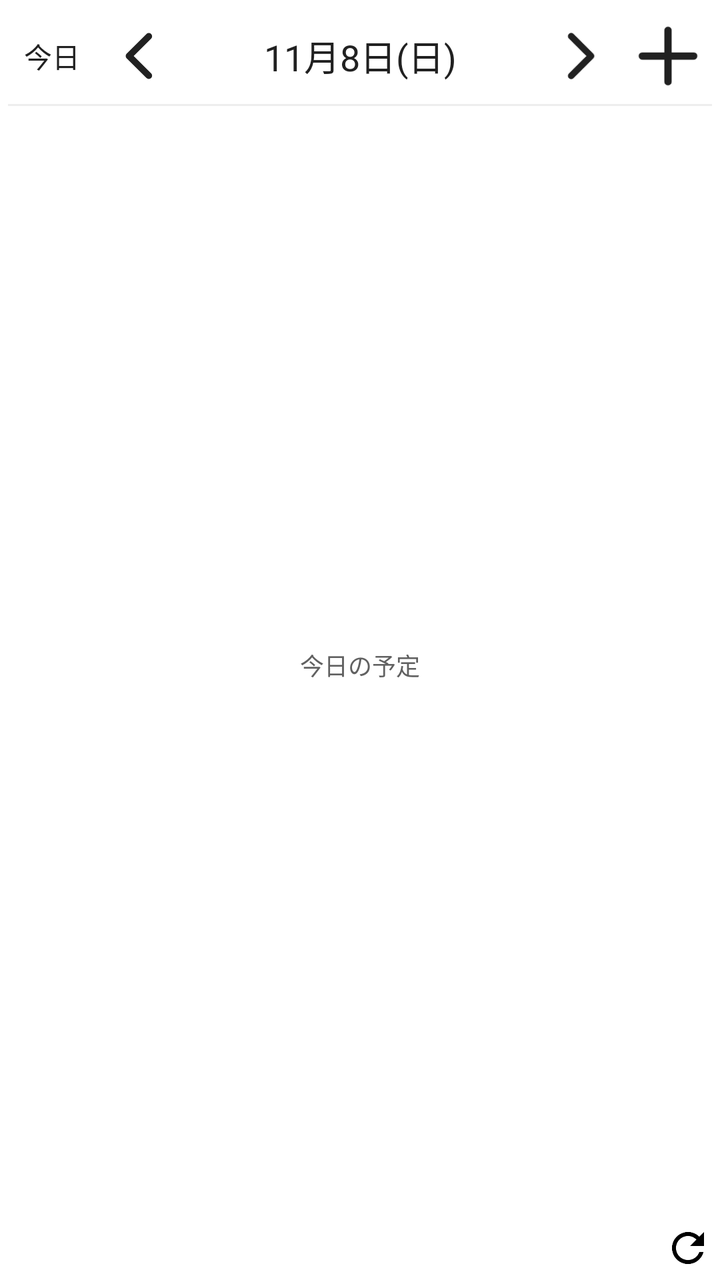
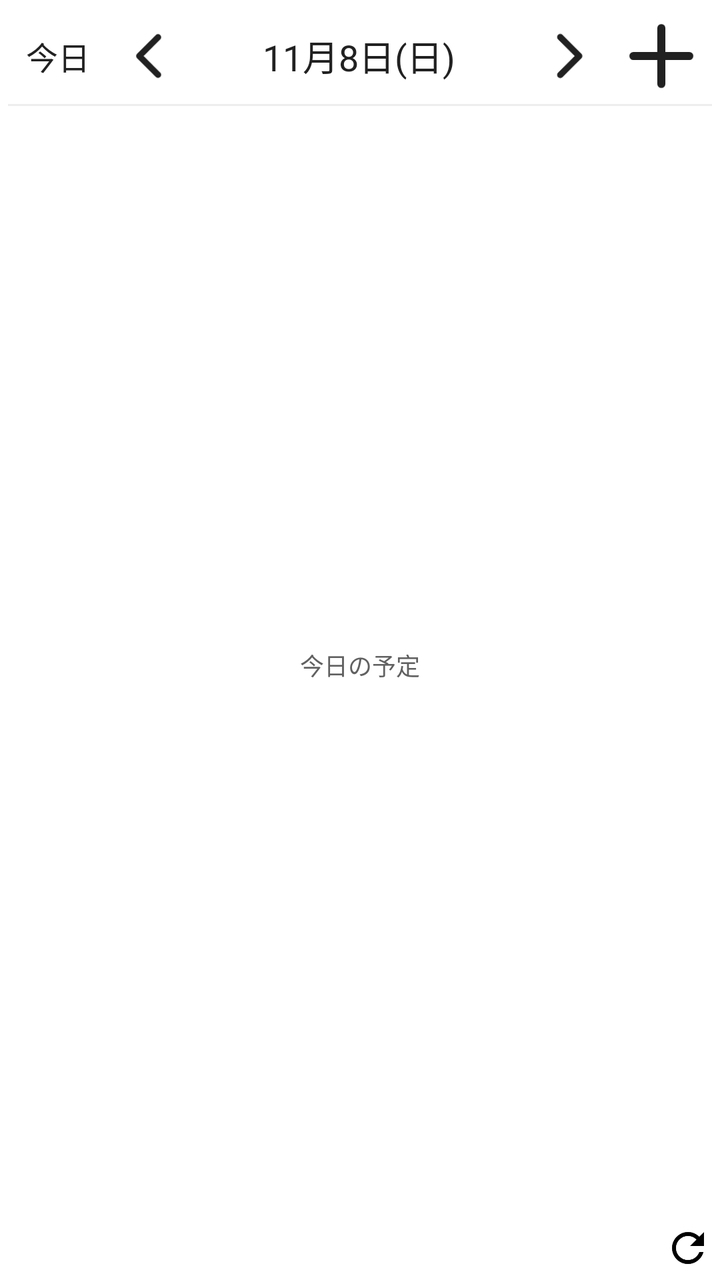

Before-and-after screenshots of an Android layout around one commit, followed by the original layout XML and the change that was made.
<!-- AndroidManifest.xml: fallback theme Theme.MaterialComponents.DayNight.NoActionBar -->
<!-- res/layout/daily_calendar_widget_loading.xml -->
<?xml version="1.0" encoding="utf-8"?>
<FrameLayout xmlns:android="http://schemas.android.com/apk/res/android"
    android:layout_width="match_parent" android:layout_height="match_parent"
    android:background="@drawable/calendar_widget_background" android:padding="4dp">
    <LinearLayout android:id="@+id/calendar_content" android:layout_width="match_parent"
        android:layout_height="match_parent" android:orientation="vertical">
        <LinearLayout android:id="@+id/daily_compact_header" android:layout_width="match_parent"
            android:layout_height="24dp" android:visibility="gone" android:gravity="center_vertical">
            <TextView android:id="@+id/daily_compact_date" android:layout_width="0dp" android:layout_weight="1"
                android:layout_height="match_parent" android:gravity="center" android:maxLines="1"
                android:textSize="14sp" android:textColor="#212121" android:ellipsize="end"/>
            <ImageView android:id="@+id/daily_compact_refresh" android:layout_width="24dp" android:layout_height="match_parent"
                android:scaleType="fitCenter" android:src="@drawable/ic_widget_refresh" android:contentDescription="更新"/>
        </LinearLayout>
        <LinearLayout android:id="@+id/daily_navigation" android:layout_width="match_parent" android:layout_height="wrap_content" android:minHeight="48dp"
            android:gravity="center_vertical" android:baselineAligned="false">
            <TextView android:id="@+id/calendar_today" android:layout_width="0dp" android:layout_weight="1" android:layout_height="match_parent"
                android:gravity="center" android:includeFontPadding="false" android:text="今日" android:textSize="14sp" android:textColor="#212121"/>
            <ImageView android:id="@+id/calendar_previous" android:layout_width="0dp" android:layout_weight="1" android:layout_height="match_parent"
                android:scaleType="fitCenter" android:src="@drawable/calendar_widget_previous" android:contentDescription="前日"/>
            <TextView android:id="@+id/calendar_selected_date" android:text="11月8日(日)" android:layout_width="0dp" android:layout_weight="4"
                android:layout_height="match_parent" android:gravity="center" android:includeFontPadding="false"
                android:textSize="18sp" android:textColor="#212121" android:maxLines="1" android:ellipsize="end"/>
            <ImageView android:id="@+id/calendar_next" android:layout_width="0dp" android:layout_weight="1" android:layout_height="match_parent"
                android:scaleType="fitCenter" android:src="@drawable/calendar_widget_next" android:contentDescription="翌日"/>
            <ImageView android:id="@+id/calendar_add" android:layout_width="0dp" android:layout_weight="1" android:layout_height="match_parent"
                android:scaleType="fitCenter" android:src="@drawable/calendar_widget_add" android:contentDescription="予定を追加"/>
        </LinearLayout>
        <TextView android:layout_width="match_parent" android:layout_height="1dp" android:background="#EEEEEE"/>
        <FrameLayout android:layout_width="match_parent" android:layout_height="0dp" android:layout_weight="1">
            <ListView android:id="@+id/calendar_events" android:layout_width="match_parent" android:layout_height="match_parent"
                android:divider="@android:color/transparent" android:dividerHeight="0dp" android:scrollbars="vertical"/>
            <TextView android:id="@+id/calendar_empty" android:text="今日の予定" android:layout_width="match_parent" android:layout_height="match_parent"
                android:gravity="center" android:textSize="12sp" android:textColor="#616161"/>
        </FrameLayout>
        <LinearLayout android:id="@+id/daily_footer" android:layout_width="match_parent" android:layout_height="24dp" android:gravity="center_vertical">
            <TextView android:id="@+id/calendar_last_updated" android:layout_width="0dp" android:layout_weight="1"
                android:layout_height="match_parent" android:gravity="end|center_vertical"
                android:textSize="9sp" android:textColor="#616161" android:maxLines="1" android:ellipsize="end"/>
            <ImageView android:id="@+id/calendar_refresh" android:layout_width="24dp" android:layout_height="match_parent"
                android:scaleType="fitCenter" android:src="@drawable/ic_widget_refresh" android:contentDescription="更新"/>
        </LinearLayout>
    </LinearLayout>
    <TextView android:id="@+id/calendar_message" android:layout_width="match_parent" android:layout_height="match_parent"
        android:text="表示対象グループを設定してください" android:gravity="center" android:textSize="12sp" android:textColor="#212121" android:visibility="gone"/>
</FrameLayout>
<!-- resources referenced by this layout -->
<resources>
  <!-- drawable calendar_widget_add (drawable) -->
  <?xml version="1.0" encoding="utf-8"?>
  <vector xmlns:android="http://schemas.android.com/apk/res/android"
      android:width="24dp" android:height="24dp"
      android:viewportWidth="24" android:viewportHeight="24">
      <path android:pathData="M5,12 L19,12 M12,5 L12,19"
          android:fillColor="@android:color/transparent" android:strokeColor="#212121"
          android:strokeWidth="2" android:strokeLineCap="round"/>
  </vector>
  <!-- drawable calendar_widget_background (drawable) -->
  <?xml version="1.0" encoding="utf-8"?>
  <shape xmlns:android="http://schemas.android.com/apk/res/android" android:shape="rectangle">
      <solid android:color="#FFFFFF"/>
      <corners android:radius="24dp"/>
  </shape>
  <!-- drawable calendar_widget_next (drawable) -->
  <?xml version="1.0" encoding="utf-8"?>
  <vector xmlns:android="http://schemas.android.com/apk/res/android"
      android:width="40dp" android:height="36dp"
      android:viewportWidth="40" android:viewportHeight="36">
      <path android:pathData="M16,9 L25,18 L16,27"
          android:fillColor="@android:color/transparent" android:strokeColor="#212121"
          android:strokeWidth="3" android:strokeLineCap="round" android:strokeLineJoin="round"/>
  </vector>
  <!-- drawable calendar_widget_previous (drawable) -->
  <?xml version="1.0" encoding="utf-8"?>
  <vector xmlns:android="http://schemas.android.com/apk/res/android"
      android:width="40dp" android:height="36dp"
      android:viewportWidth="40" android:viewportHeight="36">
      <path android:pathData="M24,9 L15,18 L24,27"
          android:fillColor="@android:color/transparent" android:strokeColor="#212121"
          android:strokeWidth="3" android:strokeLineCap="round" android:strokeLineJoin="round"/>
  </vector>
  <!-- drawable ic_widget_refresh (drawable) -->
  <vector xmlns:android="http://schemas.android.com/apk/res/android"
      android:width="24dp"
      android:height="24dp"
      android:viewportWidth="24"
      android:viewportHeight="24">
      <path
          android:fillColor="#FF000000"
          android:pathData="M17.65,6.35C16.2,4.9 14.21,4 12,4C7.58,4 4.01,7.58 4.01,12S7.58,20 12,20C15.73,20 18.84,17.45 19.73,14H17.65C16.82,16.33 14.61,18 12,18C8.69,18 6,15.31 6,12S8.69,6 12,6C13.66,6 15.14,6.69 16.22,7.78L13,11H20V4L17.65,6.35Z" />
  </vector>
</resources>

<!-- the commit's change to res/layout/daily_calendar_widget_loading.xml (unified diff, before → after) -->
@@ -14,8 +14,8 @@
         </LinearLayout>
         <LinearLayout android:id="@+id/daily_navigation" android:layout_width="match_parent" android:layout_height="wrap_content" android:minHeight="48dp"
             android:gravity="center_vertical" android:baselineAligned="false">
-            <TextView android:id="@+id/calendar_today" android:layout_width="0dp" android:layout_weight="1" android:layout_height="match_parent"
-                android:gravity="center" android:includeFontPadding="false" android:text="今日" android:textSize="14sp" android:textColor="#212121"/>
+            <TextView android:id="@+id/calendar_today" android:layout_width="0dp" android:layout_weight="1.2" android:layout_height="match_parent"
+                android:gravity="center" android:includeFontPadding="false" android:text="今日" android:textSize="16sp" android:textColor="#212121"/>
             <ImageView android:id="@+id/calendar_previous" android:layout_width="0dp" android:layout_weight="1" android:layout_height="match_parent"
                 android:scaleType="fitCenter" android:src="@drawable/calendar_widget_previous" android:contentDescription="前日"/>
             <TextView android:id="@+id/calendar_selected_date" android:text="11月8日(日)" android:layout_width="0dp" android:layout_weight="4"
@@ -23,7 +23,7 @@
                 android:textSize="18sp" android:textColor="#212121" android:maxLines="1" android:ellipsize="end"/>
             <ImageView android:id="@+id/calendar_next" android:layout_width="0dp" android:layout_weight="1" android:layout_height="match_parent"
                 android:scaleType="fitCenter" android:src="@drawable/calendar_widget_next" android:contentDescription="翌日"/>
-            <ImageView android:id="@+id/calendar_add" android:layout_width="0dp" android:layout_weight="1" android:layout_height="match_parent"
+            <ImageView android:id="@+id/calendar_add" android:layout_width="0dp" android:layout_weight="1.2" android:layout_height="match_parent"
                 android:scaleType="fitCenter" android:src="@drawable/calendar_widget_add" android:contentDescription="予定を追加"/>
         </LinearLayout>
         <TextView android:layout_width="match_parent" android:layout_height="1dp" android:background="#EEEEEE"/>
